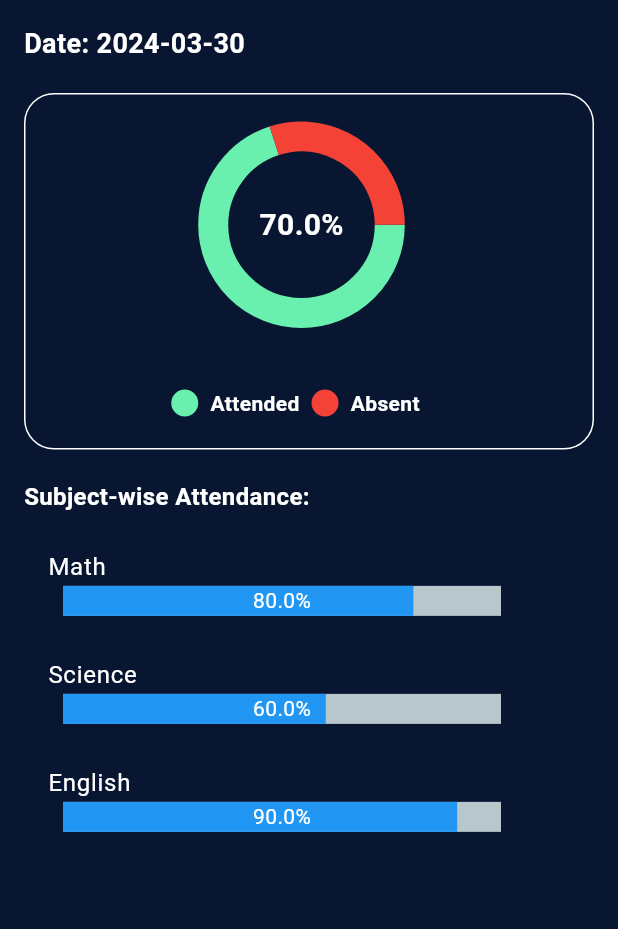
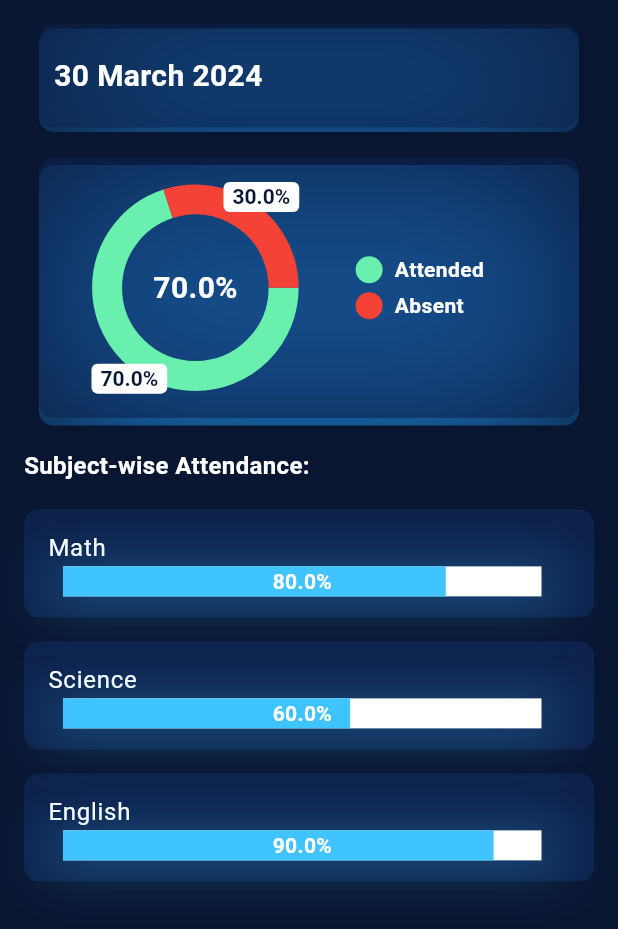
Before and after one commit to Nikhil882/ED-MAX, a Flutter app: the AttendanceScreen screen opened directly, on a phone screen of 412 x 824 dp. Shown: the top 929 px of the screen. Run offline on Flutter 3.47's test engine with Material 3 defaults, Android fonts, the phone set to English and light mode, and no system bars; drawn by our look-alikes of percent_indicator, pie_chart; our stand-ins replace carousel_slider, curved_navigation_bar, firebase_auth, firebase_core, get, image_picker; missing offline and left inert: easy_quiz_game; accounts and stored records are empty.

Commit message:
attendance.dart done

```diff
--- a/lib/screens/attendance.dart
+++ b/lib/screens/attendance.dart
@@ -1,9 +1,9 @@
 import 'package:flutter/material.dart';
 import 'package:flutter/widgets.dart';
+import 'package:intl/intl.dart';
 import 'package:pie_chart/pie_chart.dart';
 import 'package:percent_indicator/percent_indicator.dart';
 import '../utils/colors.dart';
-
 
 class AttendanceScreen extends StatefulWidget {
   @override
@@ -18,27 +18,65 @@ class _AttendanceScreenState extends State<AttendanceScreen> {
   double totalPercentage = 70.0; // Calculate total percentage here
 
   List<String> subjects = ['Math', 'Science', 'English']; // Example subjects
-  List<double> subjectAttendance = [80.0, 60.0, 90.0]; // Example subject-wise attendance percentages
+  List<double> subjectAttendance = [
+    80.0,
+    60.0,
+    90.0
+  ]; // Example subject-wise attendance percentages
 
   @override
   Widget build(BuildContext context) {
+    DateTime now = DateTime.now();
+
+    // Format the date using the 'dd MMMM yyyy' format
+    String formattedDate = DateFormat('dd MMMM yyyy').format(now);
     return Scaffold(
-
       body: Padding(
         padding: const EdgeInsets.all(16.0),
         child: Column(
           crossAxisAlignment: CrossAxisAlignment.start,
           children: [
-            Text(
-              'Date: ${DateTime.now().toString().substring(0, 10)}',
-              style: TextStyle(fontSize: 18, fontWeight: FontWeight.bold),
+            Container(
+              width: MediaQuery.of(context).size.width,
+              padding: EdgeInsets.fromLTRB(10, 20, 20, 20),
+              margin: EdgeInsets.fromLTRB(10, 0, 10, 0),
+              decoration: BoxDecoration(
+                boxShadow: [
+                  BoxShadow(
+                    blurStyle: BlurStyle.inner,
+                    color: Colors.blue,
+                    blurRadius: 100.0,
+                    spreadRadius: 0.0,
+                    offset: const Offset(0.0, 3.0,),
+                  ),
+                ],
+                color: backgroundColor1.withOpacity(0.5),
+                // border: Border.all(color: Colors.white, width: 2),
+                borderRadius: BorderRadius.all(Radius.circular(10)),
+              ),
+              child: Text(
+                '$formattedDate',
+                style: TextStyle(fontSize:20 , fontWeight: FontWeight.bold),
+              ),
             ),
             SizedBox(height: 20),
             Container(
-              padding: EdgeInsets.fromLTRB(10, 20, 20, 10),
+              padding: EdgeInsets.fromLTRB(10, 20, 20, 20),
+              margin: EdgeInsets.fromLTRB(10, 0, 10, 0),
               decoration: BoxDecoration(
-                border: Border.all(color: Colors.white),
-                borderRadius: BorderRadius.all(Radius.circular(20)),
+                boxShadow: [
+                  BoxShadow(
+                    blurStyle: BlurStyle.inner,
+                    color: Colors.blue,
+                    blurRadius: 100.0,
+                    spreadRadius: 0.0,
+                    offset: const Offset(0.0, 5.0,),
+                  ),
+                ],
+
+                color: backgroundColor1.withOpacity(0.6),
+                // border: Border.all(color: Colors.white, width: 2),
+                borderRadius: BorderRadius.all(Radius.circular(10)),
               ),
               child: Center(
                 child: PieChart(
@@ -46,22 +84,28 @@ class _AttendanceScreenState extends State<AttendanceScreen> {
                   colorList: [Colors.greenAccent, Colors.red],
                   chartType: ChartType.ring,
                   chartRadius: MediaQuery.of(context).size.width / 3.5,
-                 // centerText: "${totalPercentage.toStringAsFixed(1)}%",
-                  centerWidget:Text(
+                  // centerText: "${totalPercentage.toStringAsFixed(1)}%",
+                  centerWidget: Text(
                     "70.0%",
                     style: TextStyle(
                       color: Colors.white,
                       fontSize: 20,
                       fontWeight: FontWeight.bold,
                     ),
-                  ) ,
+                  ),
 
                   legendOptions: LegendOptions(
-                    showLegendsInRow: true,
-                    legendPosition: LegendPosition.bottom,
+                    showLegendsInRow: false,
+                    legendPosition: LegendPosition.right,
                   ),
                   chartValuesOptions: ChartValuesOptions(
-                    showChartValues: false,
+                    showChartValuesOutside: true,
+                    showChartValues: true,
+                    showChartValuesInPercentage: true,
+                    showChartValueBackground: true,
+                    chartValueBackgroundColor: Colors.white,
+                    chartValueStyle: TextStyle(
+                        color: backgroundColor, fontWeight: FontWeight.bold),
                   ),
                 ),
               ),
@@ -76,20 +120,46 @@ class _AttendanceScreenState extends State<AttendanceScreen> {
               child: ListView.builder(
                 itemCount: subjects.length,
                 itemBuilder: (context, index) {
-                  return ListTile(
-                    title: Text(subjects[index],
-                    style: TextStyle(
-                      color: Colors.white,
+                  return Container(
+                      margin: EdgeInsets.symmetric(vertical: 8.0), // Add margin vertically
+                    child: ListTile(
+                      tileColor: backgroundColor1,
+                      shape: RoundedRectangleBorder(
+                        borderRadius: BorderRadius.all(Radius.circular(10)),
+                      ),
+                      title: Text(
+                        subjects[index],
+                        style: TextStyle(
+                          color: Colors.white,
+                        ),
+                      ),
+                      subtitle: Container(
+                        decoration: BoxDecoration(
+                          boxShadow: [
+                            BoxShadow(
+                              blurStyle: BlurStyle.normal,
+                            color: Colors.lightBlueAccent.withOpacity(0.4),
+                        blurRadius: 30.0,
+                        spreadRadius: 0.0,
+                        offset: const Offset(0.0, 3.0,),
+                      ),
+                      ],
+                        ),
+                        child: LinearPercentIndicator(
+                          width: MediaQuery.of(context).size.width - 73,
+                          lineHeight: 20.0,
+                          percent: subjectAttendance[index] / 100,
+                          progressColor: Colors.lightBlueAccent,
+                          backgroundColor: Colors.white,
+                          center: Text('${subjectAttendance[index]}%',
+                          style: TextStyle(
+                            fontWeight: FontWeight.bold,
+                          ),
+                          ),
+                        ),
+                      ),
+                    ),
 
-
-                    )),
-                    subtitle: LinearPercentIndicator(
-                      width: MediaQuery.of(context).size.width - 100,
-                      lineHeight: 20.0,
-                      percent: subjectAttendance[index] / 100,
-                      progressColor: Colors.blue,
-                      center: Text('${subjectAttendance[index]}%'),
-                    ),
                   );
                 },
               ),
--- a/lib/screens/login.dart
+++ b/lib/screens/login.dart
@@ -4,7 +4,7 @@ import 'package:edmax/screens/homeScreen.dart';
 import 'package:edmax/utils/colors.dart';
 
 class Login extends StatefulWidget {
-  const Login({Key? key}) : super(key: key);
+  const Login({super.key});
 
   @override
   _LoginState createState() => _LoginState();
--- a/lib/utils/colors.dart
+++ b/lib/utils/colors.dart
@@ -12,4 +12,5 @@ const secondaryColor = Color(0xFFBBDEFB);
 
 // Created By Nikhil
 const backgroundColor = Color.fromRGBO(8, 22, 49, 1);
+const backgroundColor1 = Color.fromRGBO(13, 34, 77, 1.0);
 const backgroundColor2 = Color.fromRGBO(19, 45, 102, 1.0);
```
Also changed, not shown: lib/screens/side_menu.dart (+15 -6 lines).
